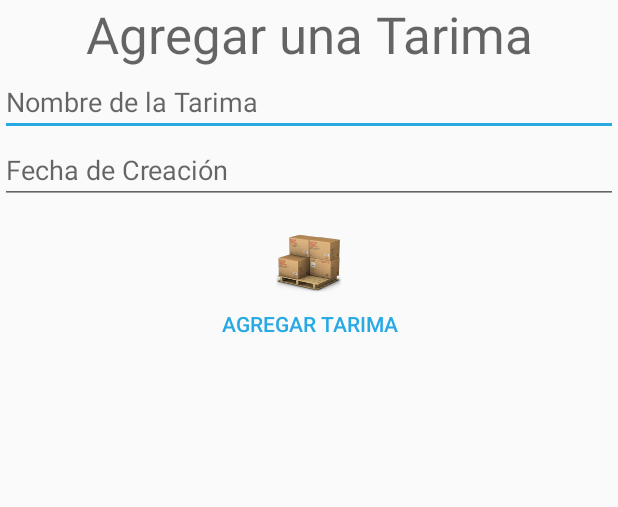
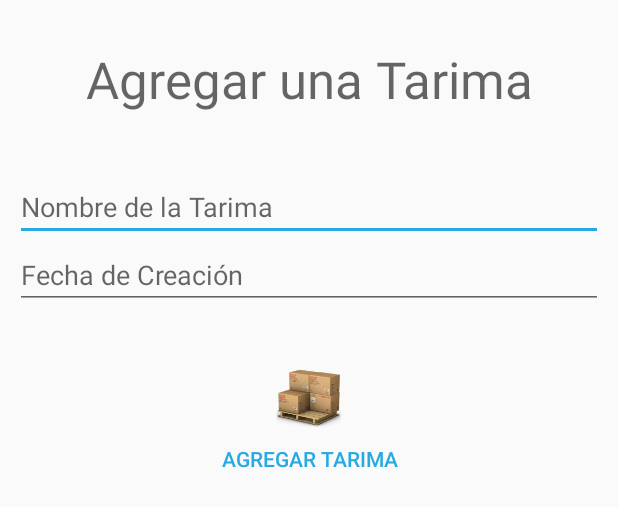
Before and after one commit to eisnerh/LicoresWebService, an Android app: the layout fragment_fragment_registro_tarima.xml on its own in the app's theme, with its tools: preview values and no code run, on a phone screen of 412 x 824 dp. Shown: the top 507 px of the screen. Run offline under Robolectric (Android 15) with nearby library versions, the phone set to English and light mode, and no system bars.

Commit message:
Segundo Commit

```diff
--- a/app/src/main/java/com/example/eisne/inventror/Interfaces/IFragments.java
+++ b/app/src/main/java/com/example/eisne/inventror/Interfaces/IFragments.java
@@ -1,6 +1,6 @@
 package com.example.eisne.inventror.Interfaces;
 
-import com.example.eisne.inventror.BlankFragment;
+import com.example.eisne.inventror.Fragments.BlankFragment;
 
 /**
  * Created by eisne on 20/2/2018.
--- a/app/src/main/java/com/example/eisne/inventror/MainActivity.java
+++ b/app/src/main/java/com/example/eisne/inventror/MainActivity.java
@@ -14,9 +14,8 @@ import android.support.v7.app.AppCompatActivity;
 import android.support.v7.widget.Toolbar;
 import android.view.Menu;
 import android.view.MenuItem;
-import android.support.v4.app.FragmentActivity;
-import android.support.v4.app.FragmentManager;
 
+import com.example.eisne.inventror.Fragments.BlankFragment;
 import com.example.eisne.inventror.Interfaces.IFragments;
 
 public class MainActivity extends AppCompatActivity
--- a/app/src/main/res/layout/fragment_blank.xml
+++ b/app/src/main/res/layout/fragment_blank.xml
@@ -2,7 +2,7 @@
     xmlns:tools="http://schemas.android.com/tools"
     android:layout_width="match_parent"
     android:layout_height="match_parent"
-    tools:context="com.example.eisne.inventror.BlankFragment">
+    tools:context="com.example.eisne.inventror.Fragments.BlankFragment">
 
     <!-- TODO: Update blank fragment layout -->
     <TextView
--- a/app/src/main/res/layout/fragment_fragment_registro_tarima.xml
+++ b/app/src/main/res/layout/fragment_fragment_registro_tarima.xml
@@ -4,7 +4,8 @@
     android:id="@+id/frag_registro_nueva_tarima"
     android:layout_width="match_parent"
     android:layout_height="match_parent"
-    tools:context="com.example.eisne.inventror.FragmentRegistroTarima">
+    android:layout_gravity="left|right|center_horizontal|fill_horizontal"
+    tools:context="com.example.eisne.inventror.Fragments.FragmentRegistroTarima">
 
     <!-- TODO: Update blank fragment layout -->
 
@@ -12,30 +13,44 @@
         android:id="@+id/layoutNuevaTarima"
         android:layout_width="match_parent"
         android:layout_height="match_parent"
+        android:layout_margin="10dp"
+        android:gravity="fill_vertical"
         android:orientation="vertical">
 
         <TextView
             android:id="@+id/textView2"
             android:layout_width="match_parent"
             android:layout_height="wrap_content"
+            android:layout_marginTop="20dp"
             android:text="@string/agregar_una_tarima"
             android:textAlignment="center"
             android:textAppearance="@style/TextAppearance.AppCompat.Display1" />
 
-        <EditText
-            android:id="@+id/editTextNombreTarima"
+        <LinearLayout
             android:layout_width="match_parent"
             android:layout_height="wrap_content"
-            android:ems="10"
-            android:hint="Nombre de la Tarima"
-            android:inputType="textMultiLine" />
+            android:layout_marginTop="20dp"
+            android:orientation="horizontal">
+
+            <EditText
+                android:id="@+id/editTextNombreTarima"
+                android:layout_width="match_parent"
+                android:layout_height="wrap_content"
+                android:layout_marginTop="20dp"
+                android:ems="10"
+                android:hint="@string/nombre_de_la_tarima"
+                android:inputType="textMultiLine" />
+
+
+        </LinearLayout>
+
 
         <EditText
             android:id="@+id/editTextFechaTarima"
             android:layout_width="match_parent"
             android:layout_height="wrap_content"
             android:ems="10"
-            android:hint="Fecha de Creación"
+            android:hint="@string/fecha_de_creaci_n"
             android:inputType="date" />
 
         <Button
@@ -43,6 +58,7 @@
             style="@android:style/Widget.Material.Light.Button.Borderless.Colored"
             android:layout_width="match_parent"
             android:layout_height="wrap_content"
+            android:layout_marginTop="20dp"
             android:drawableTop="@mipmap/ic_pallet"
             android:text="@string/agregar_tarima" />
     </LinearLayout>
--- a/app/src/main/res/layout/nav_header_main.xml
+++ b/app/src/main/res/layout/nav_header_main.xml
@@ -18,7 +18,7 @@
         android:layout_height="wrap_content"
         android:contentDescription="@string/inventario"
         android:paddingTop="@dimen/nav_header_vertical_spacing"
-        app:srcCompat="@mipmap/ic_launcher_round" />
+        app:srcCompat="@mipmap/ic_launcher" />
 
     <TextView
         android:layout_width="match_parent"
--- a/app/src/main/res/values/strings.xml
+++ b/app/src/main/res/values/strings.xml
@@ -15,4 +15,6 @@
     <string name="agregar_una_tarima">Agregar una Tarima</string>
     <string name="todo">TODO</string>
     <string name="agregar_tarima">Agregar Tarima</string>
+    <string name="fecha_de_creaci_n">Fecha de Creación</string>
+    <string name="nombre_de_la_tarima">Nombre de la Tarima</string>
 </resources>
```
Also changed, not shown: app/src/main/java/com/example/eisne/inventror/Fragments/BlankFragment.java (renamed from app/src/main/java/com/example/eisne/inventror/FragmentRegistroTarima.java, +11 -9 lines), app/src/main/java/com/example/eisne/inventror/Fragments/FragmentRegistroTarima.java (renamed from app/src/main/java/com/example/eisne/inventror/BlankFragment.java, +62 -9 lines).
